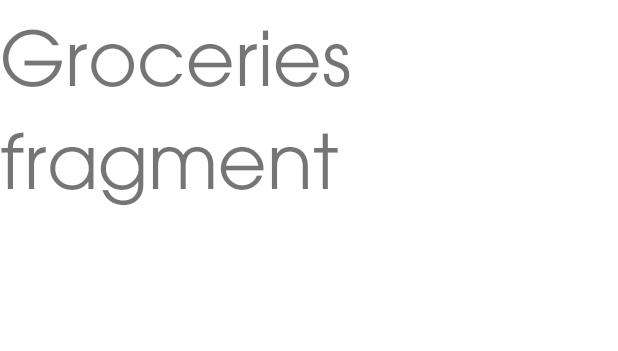
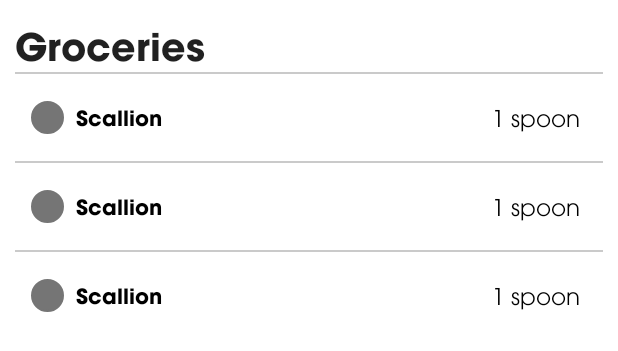
Before and after one commit to dangtiendat288/MealHelper, an Android app: the layout fragment_groceries.xml on its own in the app's theme, with its tools: preview values and no code run, on a phone screen of 412 x 824 dp. Shown: the top 351 px of the screen. Run offline under Robolectric (Android 15) with nearby library versions, the phone set to English and light mode, and no system bars.

Commit message:
add layout groceries

```diff
--- /dev/null
+++ b/app/src/main/res/drawable/background_groceries_checkbox.xml
@@ -0,0 +1,5 @@
+<?xml version="1.0" encoding="utf-8"?>
+<selector xmlns:android="http://schemas.android.com/apk/res/android">
+    <item android:drawable="@drawable/ic_check_with_black_background" android:state_checked="true" />
+    <item android:drawable="@drawable/ic_not_check" android:state_checked="false" />
+</selector>
--- /dev/null
+++ b/app/src/main/res/drawable/ic_check_with_black_background.xml
@@ -0,0 +1,10 @@
+<vector xmlns:android="http://schemas.android.com/apk/res/android"
+    android:width="24dp"
+    android:height="24dp"
+    android:viewportWidth="24"
+    android:viewportHeight="24"
+    android:tint="@color/blackGray">
+  <path
+      android:fillColor="@android:color/white"
+      android:pathData="M12,2C6.48,2 2,6.48 2,12s4.48,10 10,10 10,-4.48 10,-10S17.52,2 12,2zM10,17l-5,-5 1.41,-1.41L10,14.17l7.59,-7.59L19,8l-9,9z"/>
+</vector>
--- /dev/null
+++ b/app/src/main/res/drawable/ic_not_check.xml
@@ -0,0 +1,8 @@
+<?xml version="1.0" encoding="utf-8"?>
+<shape xmlns:android="http://schemas.android.com/apk/res/android"
+    android:shape="oval">
+    <stroke android:color="@color/blackGray"
+        android:width="1dp"/>
+    <size android:width="22dp"
+        android:height="22dp"/>
+</shape>
--- a/app/src/main/res/layout/fragment_groceries.xml
+++ b/app/src/main/res/layout/fragment_groceries.xml
@@ -1,16 +1,44 @@
 <?xml version="1.0" encoding="utf-8"?>
-<FrameLayout xmlns:android="http://schemas.android.com/apk/res/android"
+<androidx.coordinatorlayout.widget.CoordinatorLayout
+    xmlns:android="http://schemas.android.com/apk/res/android"
+    xmlns:app="http://schemas.android.com/apk/res-auto"
     xmlns:tools="http://schemas.android.com/tools"
     android:layout_width="match_parent"
     android:layout_height="match_parent"
-    tools:context=".fragment.GroceriesFragment"
+    android:padding="10dp"
+    tools:context=".fragment.MealPlanFragment"
     android:background="@color/white">
 
     <!-- TODO: Update blank fragment layout -->
-    <TextView
+    <LinearLayout
         android:layout_width="match_parent"
         android:layout_height="match_parent"
-        android:textSize="50sp"
-        android:text="Groceries fragment" />
+        android:orientation="vertical">
 
-</FrameLayout>
+        <TextView
+            android:layout_width="match_parent"
+            android:layout_height="wrap_content"
+            android:text="Groceries"
+            android:textAppearance="@style/TextAppearance.AppCompat.Headline"
+            android:textSize="25sp"
+            android:textStyle="bold" />
+
+        <androidx.recyclerview.widget.RecyclerView
+            android:layout_gravity="center"
+            android:id="@+id/rvMealPlan"
+            android:layout_width="match_parent"
+            android:layout_height="match_parent"
+            app:layoutManager="androidx.recyclerview.widget.LinearLayoutManager"
+            tools:listitem="@layout/item_groceries"/>
+    </LinearLayout>
+
+
+
+</androidx.coordinatorlayout.widget.CoordinatorLayout>
+
+<!--<include-->
+<!--layout="@layout/button_start_new_plan"-->
+<!--android:layout_width="wrap_content"-->
+<!--android:layout_height="wrap_content"-->
+<!--android:layout_gravity="bottom|center"-->
+<!--android:layout_marginBottom="5dp"/>-->
--- a/app/src/main/res/layout/fragment_meal_plan.xml
+++ b/app/src/main/res/layout/fragment_meal_plan.xml
@@ -19,7 +19,7 @@
             android:layout_height="wrap_content"
             android:text="Meal Plan"
             android:textAppearance="@style/TextAppearance.AppCompat.Headline"
-            android:textSize="30sp"
+            android:textSize="25sp"
             android:textStyle="bold" />
 
         <androidx.recyclerview.widget.RecyclerView
--- /dev/null
+++ b/app/src/main/res/layout/item_groceries.xml
@@ -0,0 +1,56 @@
+<?xml version="1.0" encoding="utf-8"?>
+<LinearLayout xmlns:android="http://schemas.android.com/apk/res/android"
+    xmlns:app="http://schemas.android.com/apk/res-auto"
+    android:layout_width="match_parent"
+    android:layout_height="wrap_content"
+    android:paddingBottom="17dp"
+    android:orientation="vertical">
+    <View
+        android:id="@+id/spacerReview"
+        android:layout_width="match_parent"
+        android:layout_height="1dp"
+        android:layout_marginBottom="17dp"
+        android:background="#CACACA"/>
+    <RelativeLayout
+        android:layout_width="match_parent"
+        android:layout_height="match_parent"
+        >
+
+            <CheckBox
+                android:layout_marginStart="10dp"
+                android:id="@+id/cb"
+                android:button="@drawable/background_groceries_checkbox"
+                android:layout_width="23dp"
+                android:layout_height="23dp"
+                />
+
+
+
+        <TextView
+            android:id="@+id/tvIngredient"
+            android:layout_marginStart="7dp"
+            android:layout_width="wrap_content"
+            android:layout_height="wrap_content"
+            android:ellipsize="end"
+            android:maxLines="3"
+            android:text="Scallion"
+            android:textColor="#000"
+            android:textSize="14sp"
+            android:textStyle="bold"
+            android:layout_toRightOf="@id/cb"/>
+
+        <TextView
+            android:id="@+id/tvMeasure"
+            android:layout_width="wrap_content"
+            android:layout_height="wrap_content"
+            android:layout_marginStart="7dp"
+            android:text="1 spoon"
+            android:textColor="#000"
+            android:textSize="15sp"
+            android:layout_alignParentEnd="true"
+            android:layout_marginEnd="15dp"
+            />
+
+    </RelativeLayout>
+
+</LinearLayout>
```
